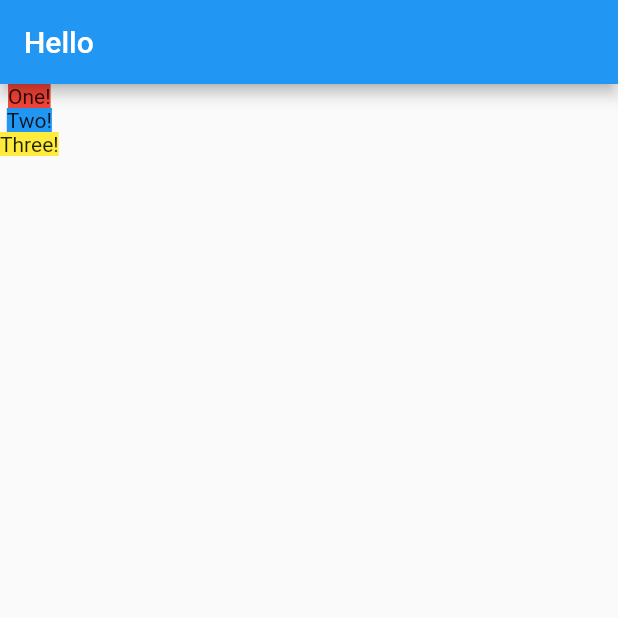
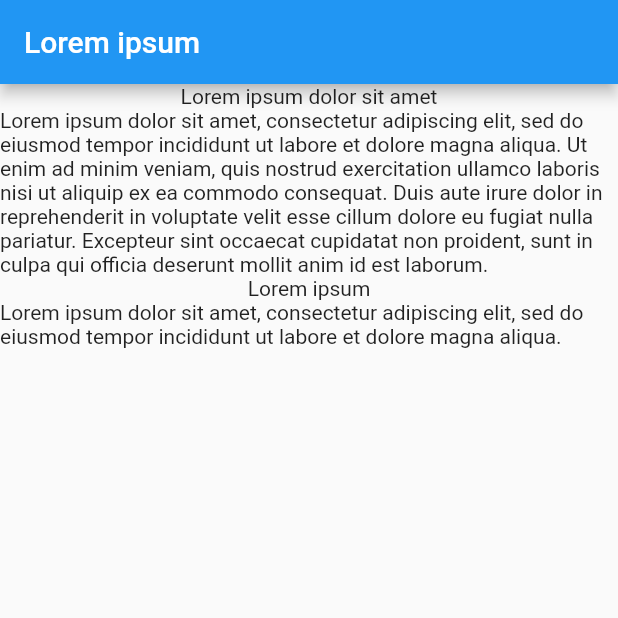
Before and after one commit to jpcarreira/flutter_crash_course, a Flutter app: the screen it shows after launch, on a phone screen of 412 x 824 dp, the top half of it. Run offline on Flutter 3.47's test engine with Material 2 defaults, Android fonts, the phone set to English and light mode, and no system bars.

Commit message:
chore: displaying mocked data in LocationDetail widget; added model objects to represent location data

```diff
--- a/lib/location_detail.dart
+++ b/lib/location_detail.dart
@@ -1,26 +1,38 @@
 import 'package:flutter/material.dart';
+import 'package:flutter_crash_course/models/location.dart' show Location;
 
 class LocationDetail extends StatelessWidget {
+  final Location location;
+
+  LocationDetail(this.location);
+
   @override
   Widget build(BuildContext context) {
     return Scaffold(
       appBar: AppBar(
-        title: Text("Hello"),
+        title: Text(location.name),
       ),
       body: Column(
-        children: [
-          _section("One!", Colors.red),
-          _section("Two!", Colors.blue),
-          _section("Three!", Colors.yellow),
-        ],
+        children: _renderFacts(),
       ),
     );
   }
 
-  Widget _section(String title, Color color) {
-    return Container(
-      decoration: BoxDecoration(color: color),
-      child: Text(title),
-    );
+  List<Widget> _renderFacts() {
+    var result = List<Widget>();
+    for (int i = 0; i < location.facts.length; i++) {
+      result.add(_sectionTitle(location.facts[i].title));
+      result.add(_sectionText(location.facts[i].text));
+    }
+
+    return result;
+  }
+
+  Widget _sectionTitle(String text) {
+    return Text(text);
+  }
+
+  Widget _sectionText(String text) {
+    return Text(text);
   }
 }
--- a/lib/main.dart
+++ b/lib/main.dart
@@ -1,6 +1,7 @@
 import 'package:flutter/material.dart';
 import 'package:flutter_crash_course/location_detail.dart' show LocationDetail;
+import 'package:flutter_crash_course/mocks/mock_location.dart';
 
 void main() {
-  return runApp(MaterialApp(home: LocationDetail()));
+  return runApp(MaterialApp(home: LocationDetail(MockLocation.FetchAny())));
 }
--- /dev/null
+++ b/lib/mocks/mock_location.dart
@@ -0,0 +1,13 @@
+import 'package:flutter_crash_course/models/location.dart';
+import 'package:flutter_crash_course/models/location_fact.dart';
+
+class MockLocation extends Location {
+  static Location FetchAny() {
+    return Location(name: "Lorem ipsum", url: "http://randomurl.com", facts: [
+      LocationFact("Lorem ipsum dolor sit amet",
+          "Lorem ipsum dolor sit amet, consectetur adipiscing elit, sed do eiusmod tempor incididunt ut labore et dolore magna aliqua. Ut enim ad minim veniam, quis nostrud exercitation ullamco laboris nisi ut aliquip ex ea commodo consequat. Duis aute irure dolor in reprehenderit in voluptate velit esse cillum dolore eu fugiat nulla pariatur. Excepteur sint occaecat cupidatat non proident, sunt in culpa qui officia deserunt mollit anim id est laborum."),
+      LocationFact("Lorem ipsum",
+          "Lorem ipsum dolor sit amet, consectetur adipiscing elit, sed do eiusmod tempor incididunt ut labore et dolore magna aliqua."),
+    ]);
+  }
+}
--- /dev/null
+++ b/lib/models/location.dart
@@ -0,0 +1,10 @@
+import 'package:flutter_crash_course/models/location_fact.dart'
+    show LocationFact;
+
+class Location {
+  final String name;
+  final String url;
+  final List<LocationFact> facts;
+
+  Location({this.name, this.url, this.facts});
+}
--- /dev/null
+++ b/lib/models/location_fact.dart
@@ -0,0 +1,6 @@
+class LocationFact {
+  final String title;
+  final String text;
+
+  LocationFact(this.title, this.text);
+}
```
